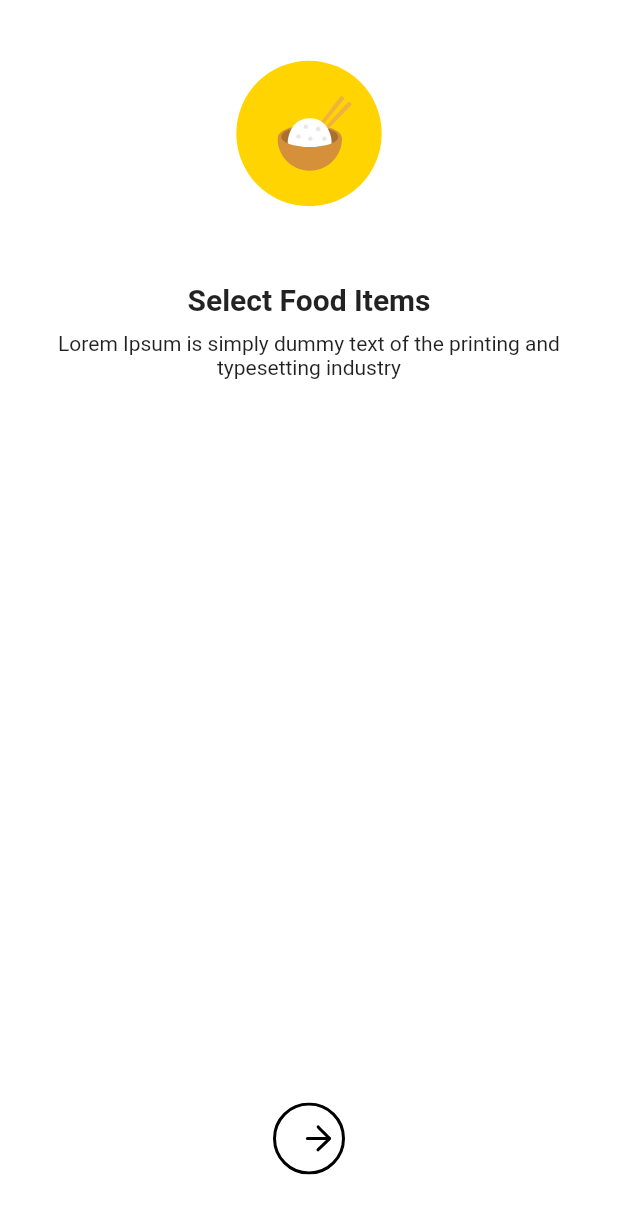
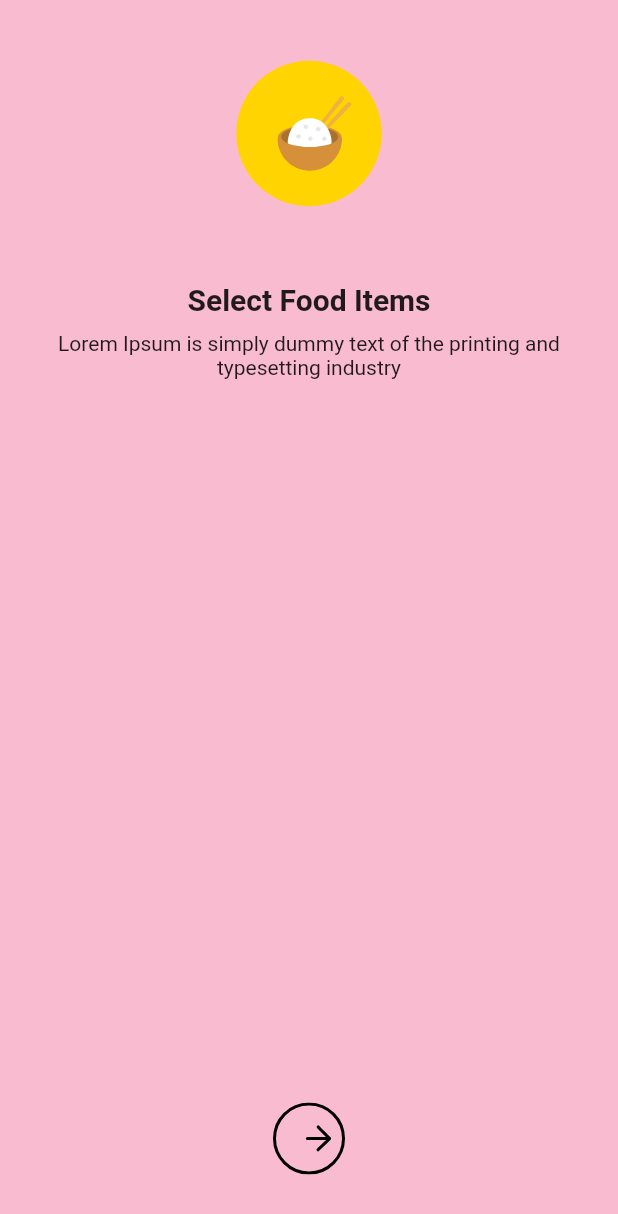
Before and after one commit to ammarjussa/Food_Delivery_App, a Flutter app: the screen it shows after launch, on a phone screen of 412 x 824 dp. Shown: the top 1214 px of the screen. Run offline on Flutter 3.47's test engine with Material 2 defaults, Android fonts, the phone set to English and light mode, and no system bars; our stand-ins replace lottie.

Commit message:
Added Homepage

```diff
--- a/lib/screens/HomeScreen.dart
+++ b/lib/screens/HomeScreen.dart
@@ -1,3 +1,4 @@
+import 'package:Food_Delivery_App/screens/pages/HomePage.dart';
 import 'package:flutter/material.dart';
 import 'package:flutter/rendering.dart';
 import 'package:Food_Delivery_App/repository/repository.dart';
@@ -14,7 +15,7 @@ class HomeScreen extends StatelessWidget {
         scrollDirection: Axis.horizontal,
         itemBuilder: (_, index) {
           return Container(
-            color: Colors.white,
+            color: Colors.pink[100],
             padding: EdgeInsets.symmetric(horizontal: 20, vertical: 40),
             child: Column(
               children: [
@@ -63,6 +64,27 @@ class HomeScreen extends StatelessWidget {
                                     repeat: false,
                                   ),
                                 ),
+                                InkWell(
+                                  onTap: () {
+                                    Navigator.push(
+                                        context,
+                                        MaterialPageRoute(
+                                            builder: (_) => HomePage()));
+                                  },
+                                  child: Container(
+                                    padding: EdgeInsets.symmetric(
+                                        horizontal: 20, vertical: 10),
+                                    decoration: BoxDecoration(
+                                        color: Colors.red,
+                                        borderRadius:
+                                            BorderRadius.circular(15)),
+                                    child: Text(
+                                      'Get Started',
+                                      style: TextStyle(
+                                          fontSize: 18, color: Colors.white),
+                                    ),
+                                  ),
+                                )
                               ],
                             ),
                           ),
```
Also changed, not shown: lib/screens/pages/HomePage.dart (added, +38 -0 lines).
